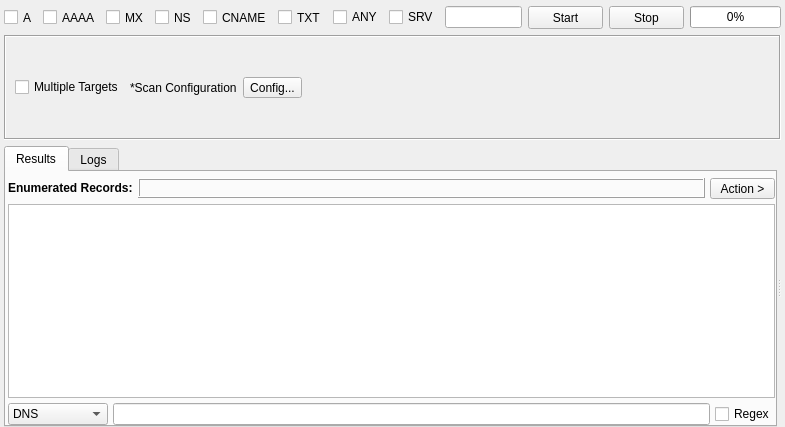
Above: sub3suite/src/engines/dns/Dns.ui from 3nock/OTE before the change. Below: the same form after it.
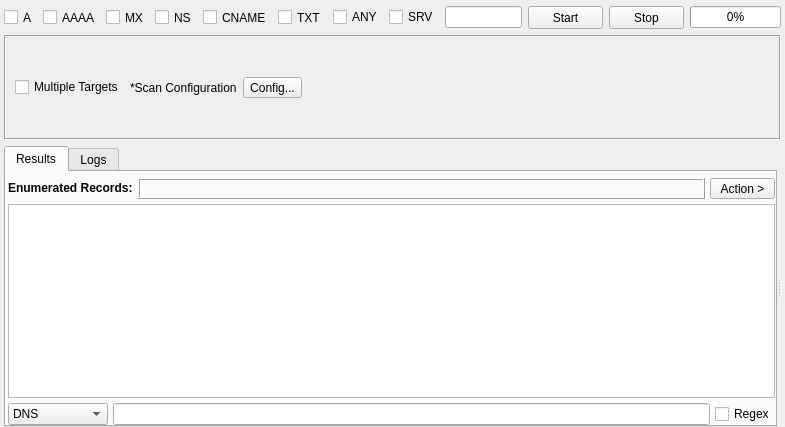
That is the form after the change. Custom widgets are drawn as their Qt base class.

Patch:
```diff
--- a/sub3suite/src/engines/dns/Dns.ui
+++ b/sub3suite/src/engines/dns/Dns.ui
@@ -347,7 +347,7 @@
              <item>
               <widget class="QLabel" name="labelResultsCount">
                <property name="sizePolicy">
-                <sizepolicy hsizetype="Preferred" vsizetype="Fixed">
+                <sizepolicy hsizetype="Preferred" vsizetype="Preferred">
                  <horstretch>0</horstretch>
                  <verstretch>0</verstretch>
                 </sizepolicy>
@@ -355,13 +355,13 @@
                <property name="minimumSize">
                 <size>
                  <width>0</width>
-                 <height>20</height>
+                 <height>0</height>
                 </size>
                </property>
                <property name="maximumSize">
                 <size>
                  <width>16777215</width>
-                 <height>20</height>
+                 <height>16777215</height>
                 </size>
                </property>
                <property name="styleSheet">
```
